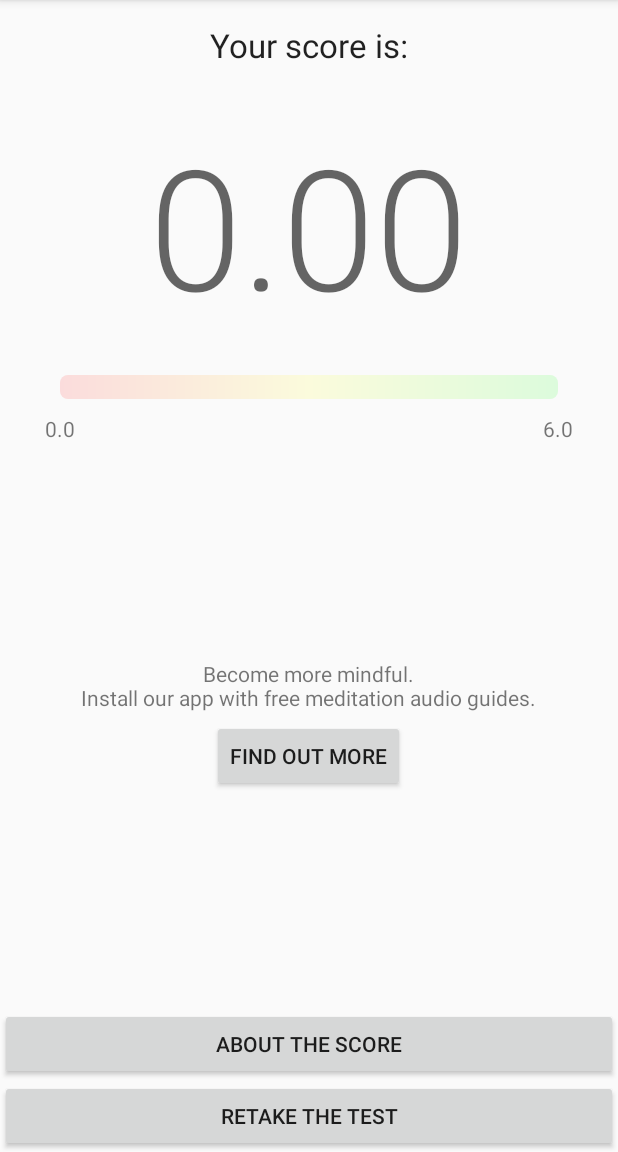
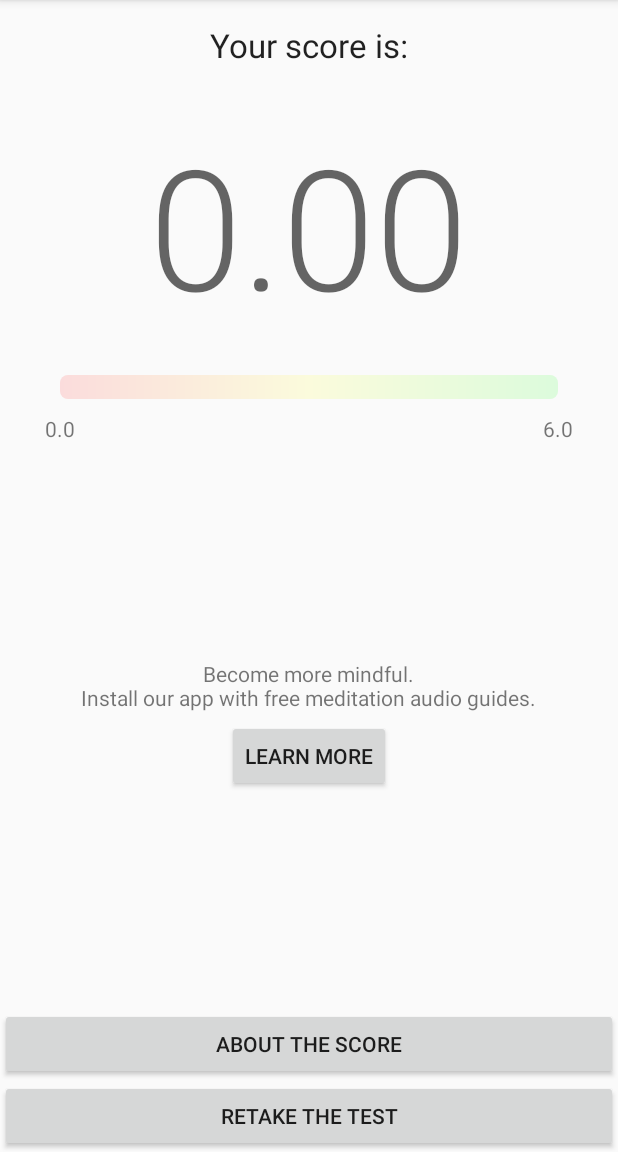
Before and after one commit to vbresan/MindfulAttentionAwarenessScale, an Android app: the ScoreActivity screen opened directly, with no data from a screen before it, on a phone screen of 412 x 824 dp, the part 84-1236 px from its top. Run offline under Robolectric (Android 15) with nearby library versions, the phone set to English and light mode, and no system bars; 1 statement that could not run was skipped.

Commit message:
Resolving warnings

```diff
--- a/app/build.gradle
+++ b/app/build.gradle
@@ -45,7 +45,5 @@ dependencies {
 
     // version 1.7.0 causes Duplicate class exception in withoutAds flavor
     implementation "androidx.appcompat:appcompat:1.6.1"
-    implementation "androidx.constraintlayout:constraintlayout:2.1.4"
-
     withAdsImplementation "com.google.android.gms:play-services-ads:23.2.0"
 }
--- a/app/src/main/AndroidManifest.xml
+++ b/app/src/main/AndroidManifest.xml
@@ -1,6 +1,5 @@
 <?xml version="1.0" encoding="utf-8"?>
-<manifest xmlns:android="http://schemas.android.com/apk/res/android"
-    package="biz.binarysolutions.mindfulscale">
+<manifest xmlns:android="http://schemas.android.com/apk/res/android">
 
     <queries>
         <package android:name="biz.binarysolutions.mindfulnessmeditation" />
--- a/app/src/main/java/biz/binarysolutions/mindfulscale/ScoreActivity.java
+++ b/app/src/main/java/biz/binarysolutions/mindfulscale/ScoreActivity.java
@@ -8,10 +8,13 @@ import android.content.pm.PackageManager;
 import android.net.Uri;
 import android.os.Bundle;
 import android.view.View;
+import android.widget.Button;
 import android.widget.ProgressBar;
 import android.widget.TextView;
 
 import androidx.appcompat.app.AppCompatActivity;
+
+import java.util.Locale;
 
 /**
  *
@@ -47,7 +50,8 @@ public class ScoreActivity extends AppCompatActivity {
             return;
         }
 
-        view.setText(String.format("%.2f", score));
+        String text = String.format(Locale.getDefault(), "%.2f", score);
+        view.setText(text);
     }
 
     /**
@@ -84,27 +88,11 @@ public class ScoreActivity extends AppCompatActivity {
         view.setVisibility(visibility);
     }
 
-    @Override
-    protected void onCreate(Bundle savedInstanceState) {
-        super.onCreate(savedInstanceState);
-        ((App) getApplication()).showAd(this);
-
-        SharedPreferences preferences =
-            getApplicationContext().getSharedPreferences("score", MODE_PRIVATE);
-        String key = getString(R.string.extra_key_score);
-        score = preferences.getFloat(key, 0.0f);
-
-        setContentView(R.layout.activity_score);
-        displayScore();
-        displayProgress();
-        displayMeditationAppLink();
-    }
-
     /**
      *
      * @param view
      */
-    public void displayAboutScore(View view) {
+    private void displayAboutScore(View view) {
 
         AlertDialog.Builder builder = new AlertDialog.Builder(this)
             .setTitle(R.string.about_score)
@@ -119,7 +107,7 @@ public class ScoreActivity extends AppCompatActivity {
      *
      * @param view
      */
-    public void retakeTest(View view) {
+    private void retakeTest(View view) {
         startActivity(new Intent(this, PretestActivity.class));
     }
 
@@ -127,12 +115,53 @@ public class ScoreActivity extends AppCompatActivity {
      *
      * @param view
      */
-    public void findOutMore(View view) {
+    private void learnMore(View view) {
 
-        String url = "https://github.com/vbresan/MindfulnessMeditation/";
+        String url = getString(R.string.meditation_app_url);
 
         Intent intent = new Intent(Intent.ACTION_VIEW);
         intent.setData(Uri.parse(url));
         startActivity(intent);
     }
+
+    /**
+     *
+     */
+    private void setButtonListeners() {
+
+        Button button;
+
+        button = findViewById(R.id.buttonAboutScore);
+        if (button != null) {
+            button.setOnClickListener(this::displayAboutScore);
+        }
+
+        button = findViewById(R.id.buttonRetakeTest);
+        if (button != null) {
+            button.setOnClickListener(this::retakeTest);
+        }
+
+        button = findViewById(R.id.buttonLearnMore);
+        if (button != null) {
+            button.setOnClickListener(this::learnMore);
+        }
+    }
+
+    @Override
+    protected void onCreate(Bundle savedInstanceState) {
+        super.onCreate(savedInstanceState);
+        ((App) getApplication()).showAd(this);
+
+        SharedPreferences preferences =
+            getApplicationContext().getSharedPreferences("score", MODE_PRIVATE);
+        String key = getString(R.string.extra_key_score);
+        score = preferences.getFloat(key, 0.0f);
+
+        setContentView(R.layout.activity_score);
+        setButtonListeners();
+
+        displayScore();
+        displayProgress();
+        displayMeditationAppLink();
+    }
 }
--- a/app/src/main/res/layout/activity_pretest.xml
+++ b/app/src/main/res/layout/activity_pretest.xml
@@ -20,7 +20,7 @@
     <TextView
         android:id="@+id/textViewPretestDescription"
         android:layout_width="wrap_content"
-        android:layout_height="wrap_content"
+        android:layout_height="0dp"
         android:padding="15dp"
         android:text="@string/pretest_description"
         android:textAppearance="@style/TextAppearance.AppCompat.Medium"
@@ -29,10 +29,9 @@
     />
 
     <Button
-        android:id="@+id/button"
+        android:id="@+id/buttonStartTest"
         android:layout_width="match_parent"
         android:layout_height="wrap_content"
-        android:onClick="startTest"
         android:text="@string/button_start_test"
     />
 </LinearLayout>
--- a/app/src/main/res/layout/activity_score.xml
+++ b/app/src/main/res/layout/activity_score.xml
@@ -53,17 +53,19 @@
                 <TextView
                     android:layout_width="wrap_content"
                     android:layout_height="wrap_content"
-                    android:text="0.0"
+                    android:text="@string/score_min"
                 />
+                <!-- Spacer, in order not to include ConstraintLayout library -->
                 <LinearLayout
                     android:layout_width="0dp"
                     android:layout_height="wrap_content"
                     android:layout_weight="1"
+                    tools:ignore="UselessLeaf"
                 />
                 <TextView
                     android:layout_width="wrap_content"
                     android:layout_height="wrap_content"
-                    android:text="6.0"
+                    android:text="@string/score_max"
                 />
             </LinearLayout>
         </LinearLayout>
@@ -91,25 +93,25 @@
                     android:paddingBottom="5dp"
                 />
                 <Button
-                    android:text="@string/find_out_more"
+                    android:id="@+id/buttonLearnMore"
+                    android:text="@string/learn_more"
                     android:layout_width="wrap_content"
                     android:layout_height="wrap_content"
-                    android:onClick="findOutMore"
                 />
             </LinearLayout>
 
             <Button
+                android:id="@+id/buttonAboutScore"
                 android:layout_width="match_parent"
                 android:layout_height="wrap_content"
                 android:text="@string/about_score"
-                android:onClick="displayAboutScore"
             />
 
             <Button
+                android:id="@+id/buttonRetakeTest"
                 android:layout_width="match_parent"
                 android:layout_height="wrap_content"
                 android:text="@string/retake_test"
-                android:onClick="retakeTest"
             />
         </LinearLayout>
     </LinearLayout>
--- a/app/src/main/res/values/donottranslate.xml
+++ b/app/src/main/res/values/donottranslate.xml
@@ -1,5 +1,13 @@
 <?xml version="1.0" encoding="utf-8"?>
 <resources>
+
+    <string name="current_progress">%1$d/15</string>
+
+    <string name="score_min">0.0</string>
+    <string name="score_max">6.0</string>
+
+    <string name="meditation_app_url">https://github.com/vbresan/MindfulnessMeditation/</string>
+
     <string name="extra_key_test_index">biz.binarysolutions.mindfulscale.TEST_INDEX</string>
     <string name="extra_key_score">biz.binarysolutions.mindfulscale.SCORE</string>
 </resources>
--- a/app/src/main/res/values/strings.xml
+++ b/app/src/main/res/values/strings.xml
@@ -40,6 +40,6 @@
     <string name="retake_test">Retake the test</string>
 
     <string name="become_more_mindfull">Become more mindful.\nInstall our app with free meditation audio guides.</string>
-    <string name="find_out_more">Find out more</string>
+    <string name="learn_more">Learn more</string>
 
 </resources>
```
Also changed, not shown: app/src/main/java/biz/binarysolutions/mindfulscale/IntroActivity.java (+16 -7 lines), app/src/main/java/biz/binarysolutions/mindfulscale/PretestActivity.java (+18 -12 lines), app/src/main/java/biz/binarysolutions/mindfulscale/TestActivity.java (+58 -36 lines), app/src/main/res/layout/activity_intro.xml (+4 -5 lines), app/src/main/res/layout/activity_test.xml (+6 -13 lines).
